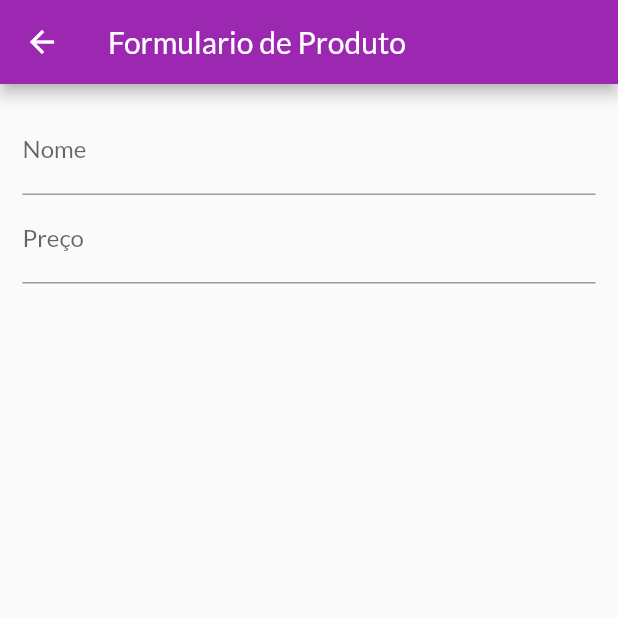
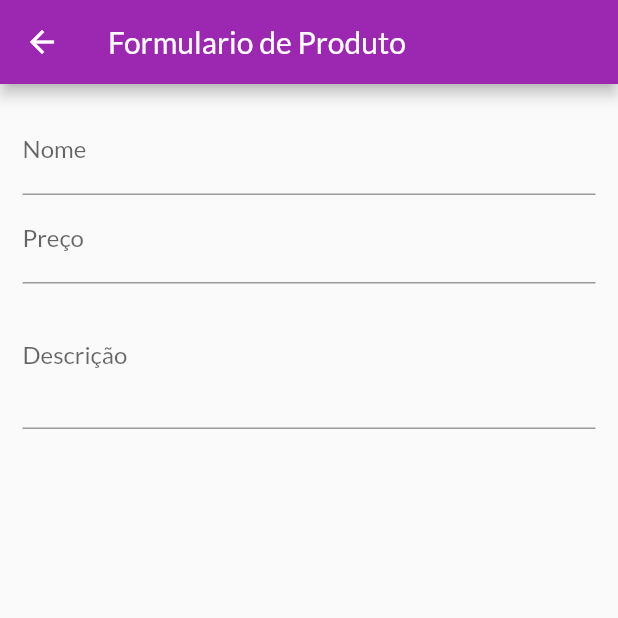
Before and after one commit to marcelooo616/study_projects, a Flutter app: the ProductFormPage screen opened by its route, on a phone screen of 412 x 824 dp, the top half of it. Run offline on Flutter 3.47's test engine with Material 2 defaults, Android fonts, the phone set to English and light mode, and no system bars; network calls fail.

Commit message:
Campo de entrada de multiplas linhas

```diff
--- a/shop/lib/src/view/pages/product_form_page.dart
+++ b/shop/lib/src/view/pages/product_form_page.dart
@@ -9,6 +9,14 @@ class ProductFormPage extends StatefulWidget {
 
 class _ProductFormPageState extends State<ProductFormPage> {
   final _priceFocus = FocusNode();
+  final _descriptionFocus = FocusNode();
+
+  @override
+  void dispose() {
+    // TODO: implement dispose
+    super.dispose();
+    _priceFocus.dispose();
+  }
   @override
   Widget build(BuildContext context) {
 
@@ -27,11 +35,23 @@ class _ProductFormPageState extends State<ProductFormPage> {
                 onFieldSubmitted: (_) {
                   FocusScope.of(context).requestFocus(_priceFocus);
                 },
-              ),TextFormField(
+              ),
+              TextFormField(
                 decoration: InputDecoration(labelText: 'Preço'),
                 textInputAction: TextInputAction.next,
                 focusNode: _priceFocus,
+                onFieldSubmitted: (_){
+                  FocusScope.of(context).requestFocus(_descriptionFocus);
+                },
                 keyboardType: TextInputType.numberWithOptions(decimal: true),
+              ),
+              TextFormField(
+                decoration: InputDecoration(labelText: 'Descrição'),
+                textInputAction: TextInputAction.next,
+                focusNode: _descriptionFocus,
+                keyboardType: TextInputType.multiline,
+                maxLines: 3,
+
               ),
             ],
           ),
```
